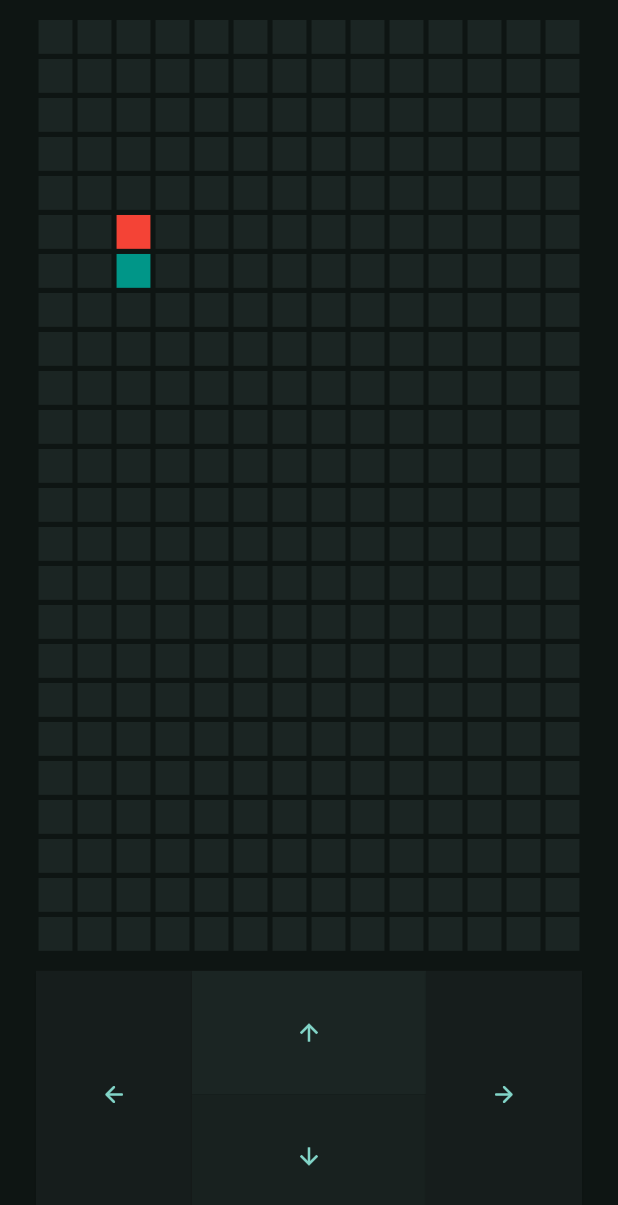
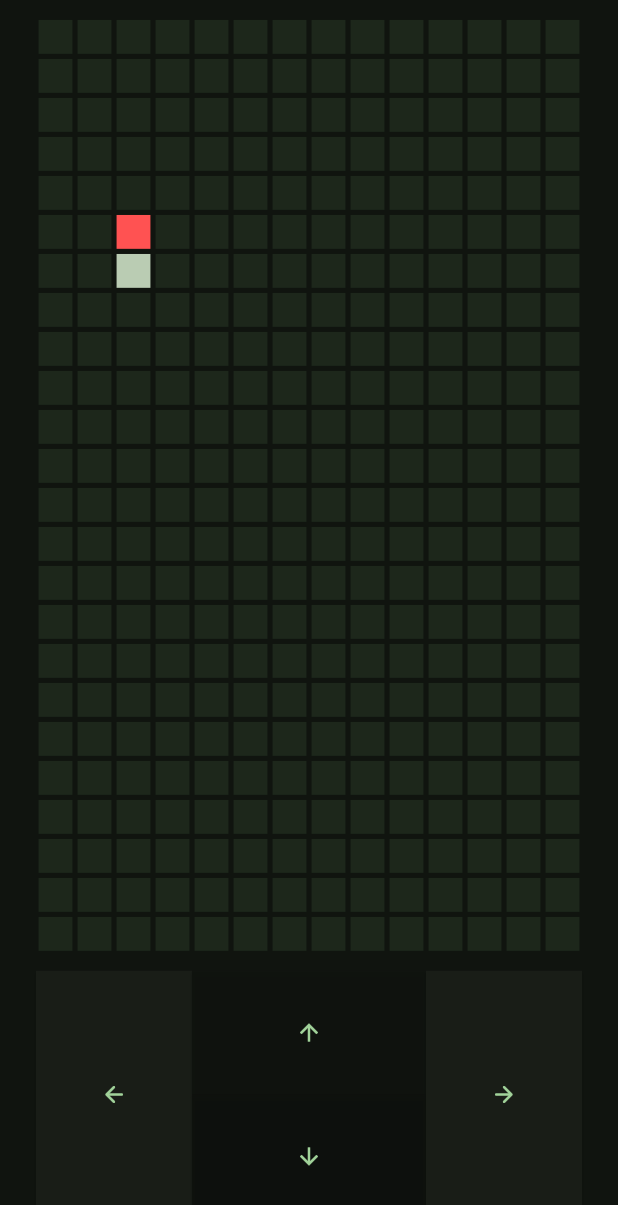
Before and after one commit to MoazSalem/Snake_Flutter_Game, a Flutter app: the screen it shows after launch, after a tap on "Start Game", on a phone screen of 412 x 824 dp. Shown: the top 1205 px of the screen. Run offline on Flutter 3.47's test engine with Material 2 defaults, Android fonts, the phone set to English and light mode, and no system bars; our stand-ins replace flutter_bloc, flutter_svg, get_it.

Commit message:
handle color dynamically, and store size
get both color scheme and screen size in the splash screen and store it using GetIt

```diff
--- a/lib/core/models/snake.dart
+++ b/lib/core/models/snake.dart
@@ -7,7 +7,9 @@ class Snake {
   Snake({required int boardWidth, required int boardHeight}) {
     // randomly generate the snake's head and body position
     headPoint = generateRandomPosition(boardWidth, boardHeight);
-    body.add(Point(xCoordinate: headPoint.xCoordinate, yCoordinate: headPoint.yCoordinate + 1));
+    body.add(Point(
+        xCoordinate: headPoint.xCoordinate,
+        yCoordinate: (headPoint.yCoordinate + 1 == boardHeight) ? 0 : headPoint.yCoordinate + 1));
   }
 
   void move() {
--- a/lib/features/game/presentation/widgets/controller.dart
+++ b/lib/features/game/presentation/widgets/controller.dart
@@ -1,4 +1,5 @@
 import 'package:flutter/material.dart';
+import 'package:snake/core/utils/service_locator.dart';
 
 class Controller extends StatelessWidget {
   const Controller({Key? key}) : super(key: key);
@@ -37,7 +38,7 @@ class Controller extends StatelessWidget {
                             borderRadius: BorderRadius.circular(0),
                           )),
                           backgroundColor: MaterialStateProperty.all<Color>(
-                              const Color.fromRGBO(27, 37, 35, 1.0)),
+                              getIt.get<ColorScheme>().background.withOpacity(0.7)),
                           minimumSize: MaterialStateProperty.all<Size>(
                               const Size(double.infinity, double.infinity))),
                       child: const Icon(Icons.arrow_upward),
@@ -52,7 +53,7 @@ class Controller extends StatelessWidget {
                             borderRadius: BorderRadius.circular(0),
                           )),
                           backgroundColor: MaterialStateProperty.all<Color>(
-                              const Color.fromRGBO(27, 37, 35, 0.8)),
+                               getIt.get<ColorScheme>().background.withOpacity(0.4)),
                           minimumSize: MaterialStateProperty.all<Size>(
                               const Size(double.infinity, double.infinity))),
                       child: const Icon(Icons.arrow_downward),
--- a/lib/features/game/presentation/widgets/game_point.dart
+++ b/lib/features/game/presentation/widgets/game_point.dart
@@ -1,5 +1,6 @@
 import 'package:flutter/material.dart';
 import 'package:snake/core/models/game_board.dart';
+import 'package:snake/core/utils/service_locator.dart';
 
 class GamePoint extends StatelessWidget {
   final GameBoard gameBoard;
@@ -19,19 +20,19 @@ Color getColor(int x, int y, GameBoard gameBoard) {
   switch (gameBoard.grid[y][x]) {
     case 1:
       {
-        return Colors.red;
+        return Colors.redAccent;
       }
     case 2:
       {
-        return Colors.teal;
+        return getIt.get<ColorScheme>().secondary;
       }
     case 3:
       {
-        return Colors.tealAccent;
+        return getIt.get<ColorScheme>().primary;
       }
     default:
       {
-        return const Color(0xff1b2523);
+        return getIt.get<ColorScheme>().onSecondary.withOpacity(0.6);
       }
   }
 }
--- a/lib/features/game/presentation/widgets/game_view_body.dart
+++ b/lib/features/game/presentation/widgets/game_view_body.dart
@@ -1,4 +1,5 @@
 import 'package:flutter/material.dart';
+import 'package:snake/core/utils/service_locator.dart';
 import 'game_board_view.dart';
 import 'controller.dart';
 
@@ -11,8 +12,8 @@ class GameViewBody extends StatelessWidget {
       children: [
         Expanded(
           child: GameBoardView(
-            width: (MediaQuery.of(context).size.width * 0.036).toInt(),
-            height: ((MediaQuery.of(context).size.width * 0.036) * 1.65).toInt(),
+            width: (getIt.get<Size>().width * 0.036).toInt(),
+            height: ((getIt.get<Size>().width * 0.036) * 1.65).toInt(),
           ),
         ),
         const Controller(),
--- a/lib/features/splash/presentation/widgets/splash_view_body.dart
+++ b/lib/features/splash/presentation/widgets/splash_view_body.dart
@@ -1,6 +1,8 @@
 import 'package:flutter/material.dart';
+import 'package:flutter/services.dart';
 import 'package:flutter_svg/svg.dart';
 import 'package:snake/core/utils/assets.dart';
+import 'package:snake/core/utils/service_locator.dart';
 
 class SplashViewBody extends StatefulWidget {
   const SplashViewBody({Key? key}) : super(key: key);
@@ -10,22 +12,37 @@ class SplashViewBody extends StatefulWidget {
 }
 
 class _SplashViewBodyState extends State<SplashViewBody> {
+  late ColorScheme colorScheme;
+  late Size size;
   @override
   void initState() {
     super.initState();
     Future.delayed(const Duration(seconds: 1), () {
-      Navigator.pushNamed(context, '/home');
+      Navigator.pushReplacementNamed(context, '/home');
+    });
+    Future.delayed(const Duration(milliseconds: 200), () {
+      getIt.registerSingleton<ColorScheme>(colorScheme);
+    });
+    Future.delayed(const Duration(milliseconds: 200), () {
+      getIt.registerSingleton<Size>(size);
     });
   }
 
   @override
   Widget build(BuildContext context) {
-    return Column(
-      mainAxisAlignment: MainAxisAlignment.center,
-      crossAxisAlignment: CrossAxisAlignment.stretch,
-      children: [
-        SvgPicture.asset(AssetsData.snake, height: 100, semanticsLabel: 'snake logo'),
-      ],
-    );
+    colorScheme = Theme.of(context).colorScheme;
+    size = MediaQuery.of(context).size;
+    return AnnotatedRegion<SystemUiOverlayStyle>(
+        value: SystemUiOverlayStyle(
+          statusBarColor: colorScheme.background,
+          systemNavigationBarColor: colorScheme.background,
+        ),
+        child: Column(
+          mainAxisAlignment: MainAxisAlignment.center,
+          crossAxisAlignment: CrossAxisAlignment.stretch,
+          children: [
+            SvgPicture.asset(AssetsData.snake, height: 100, semanticsLabel: 'snake logo'),
+          ],
+        ));
   }
 }
--- a/lib/main.dart
+++ b/lib/main.dart
@@ -18,7 +18,7 @@ class MyApp extends StatelessWidget {
         debugShowCheckedModeBanner: false,
         theme: ThemeData(
           brightness: Brightness.dark,
-          colorScheme: ColorScheme.fromSeed(seedColor: Colors.teal, brightness: Brightness.dark),
+          colorScheme: ColorScheme.fromSeed(seedColor: Colors.green, brightness: Brightness.dark),
           useMaterial3: true,
         ),
         initialRoute: '/',
```
